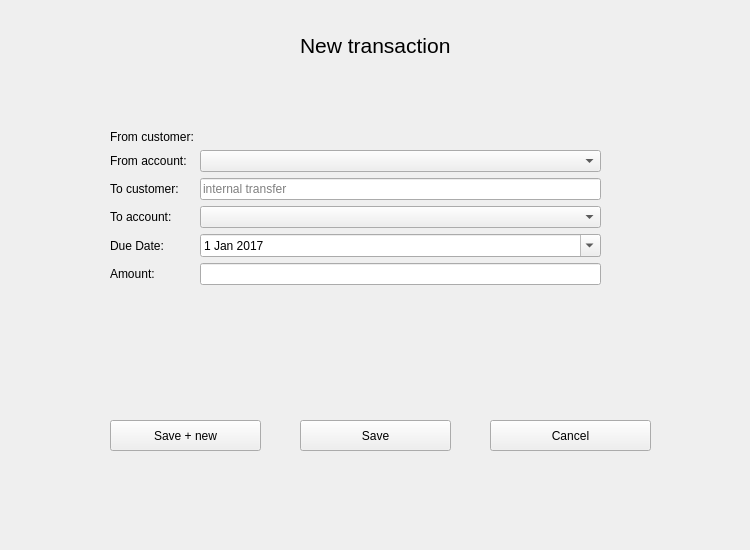
This is transactiondetails.ui in jonathansaetre/BankSystem as Qt 5 draws it before an edit. The edited form follows.
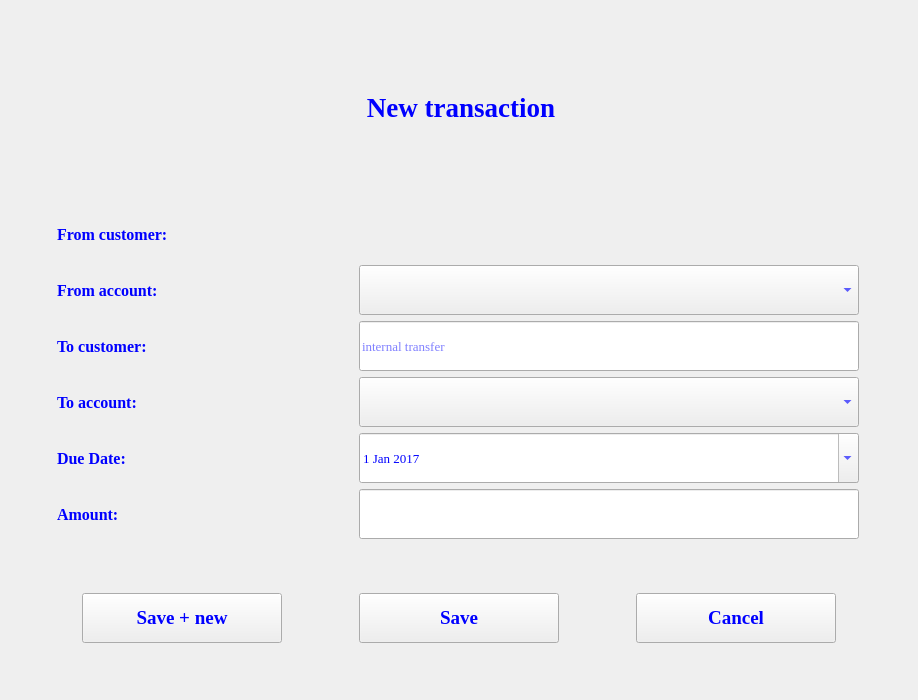
This is the edited form.

Patch:
```diff
--- a/transactiondetails.ui
+++ b/transactiondetails.ui
@@ -6,140 +6,346 @@
    <rect>
     <x>0</x>
     <y>0</y>
-    <width>750</width>
-    <height>550</height>
+    <width>918</width>
+    <height>700</height>
    </rect>
   </property>
+  <property name="minimumSize">
+   <size>
+    <width>900</width>
+    <height>700</height>
+   </size>
+  </property>
+  <property name="maximumSize">
+   <size>
+    <width>918</width>
+    <height>700</height>
+   </size>
+  </property>
   <property name="windowTitle">
    <string>Transaction Details</string>
   </property>
+  <layout class="QVBoxLayout" name="verticalLayout">
+   <item>
   <widget class="QLabel" name="labelNewTransaction">
-   <property name="geometry">
-    <rect>
-     <x>300</x>
-     <y>30</y>
-     <width>161</width>
-     <height>31</height>
-    </rect>
+     <property name="minimumSize">
+      <size>
+       <width>900</width>
+       <height>100</height>
+      </size>
+     </property>
+     <property name="maximumSize">
+      <size>
+       <width>900</width>
+       <height>100</height>
+      </size>
    </property>
    <property name="font">
     <font>
-     <pointsize>16</pointsize>
-    </font>
-   </property>
+       <family>Times New Roman</family>
+       <pointsize>20</pointsize>
+       <weight>75</weight>
+       <bold>true</bold>
+      </font>
+     </property>
+     <property name="styleSheet">
+      <string notr="true">color:blue</string>
+     </property>
    <property name="text">
     <string>New transaction</string>
    </property>
-  </widget>
-  <widget class="QPushButton" name="buttonSave_New">
-   <property name="geometry">
-    <rect>
-     <x>110</x>
-     <y>420</y>
-     <width>151</width>
-     <height>31</height>
-    </rect>
-   </property>
-   <property name="text">
-    <string>Save + new</string>
-   </property>
-  </widget>
-  <widget class="QPushButton" name="buttonCancel">
-   <property name="geometry">
-    <rect>
-     <x>490</x>
-     <y>420</y>
-     <width>161</width>
-     <height>31</height>
-    </rect>
-   </property>
-   <property name="text">
-    <string>Cancel</string>
-   </property>
-  </widget>
-  <widget class="QPushButton" name="buttonSave">
-   <property name="geometry">
-    <rect>
-     <x>300</x>
-     <y>420</y>
-     <width>151</width>
-     <height>31</height>
-    </rect>
-   </property>
-   <property name="text">
-    <string>Save</string>
-   </property>
-  </widget>
-  <widget class="QWidget" name="formLayoutWidget_2">
-   <property name="geometry">
-    <rect>
-     <x>110</x>
-     <y>130</y>
-     <width>491</width>
-     <height>211</height>
-    </rect>
-   </property>
-   <layout class="QFormLayout" name="formLayout_2">
-    <item row="1" column="0">
+     <property name="alignment">
+      <set>Qt::AlignCenter</set>
+     </property>
+    </widget>
+   </item>
+   <item>
+    <layout class="QGridLayout" name="gridLayout">
+     <item row="0" column="0">
      <widget class="QLabel" name="lbFromCust">
+       <property name="minimumSize">
+        <size>
+         <width>250</width>
+         <height>50</height>
+        </size>
+       </property>
+       <property name="maximumSize">
+        <size>
+         <width>200</width>
+         <height>250</height>
+        </size>
+       </property>
+       <property name="font">
+        <font>
+         <family>Times New Roman</family>
+         <pointsize>12</pointsize>
+         <weight>75</weight>
+         <bold>true</bold>
+        </font>
+       </property>
+       <property name="styleSheet">
+        <string notr="true">color:blue</string>
+       </property>
       <property name="text">
        <string>From customer:</string>
       </property>
      </widget>
     </item>
-    <item row="1" column="1">
+     <item row="0" column="1">
      <widget class="QLabel" name="txtFromCust">
+       <property name="minimumSize">
+        <size>
+         <width>500</width>
+         <height>50</height>
+        </size>
+       </property>
+       <property name="maximumSize">
+        <size>
+         <width>500</width>
+         <height>50</height>
+        </size>
+       </property>
+       <property name="font">
+        <font>
+         <family>Times New Roman</family>
+         <pointsize>10</pointsize>
+        </font>
+       </property>
+       <property name="styleSheet">
+        <string notr="true">color:blue</string>
+       </property>
       <property name="text">
        <string/>
       </property>
      </widget>
     </item>
-    <item row="2" column="0">
+     <item row="1" column="0">
      <widget class="QLabel" name="lbFromAcc">
+       <property name="minimumSize">
+        <size>
+         <width>200</width>
+         <height>50</height>
+        </size>
+       </property>
+       <property name="maximumSize">
+        <size>
+         <width>200</width>
+         <height>50</height>
+        </size>
+       </property>
+       <property name="font">
+        <font>
+         <family>Times New Roman</family>
+         <pointsize>12</pointsize>
+         <weight>75</weight>
+         <bold>true</bold>
+        </font>
+       </property>
+       <property name="styleSheet">
+        <string notr="true">color:blue</string>
+       </property>
       <property name="text">
        <string>From account:</string>
       </property>
      </widget>
     </item>
-    <item row="2" column="1">
-     <widget class="QComboBox" name="cbFromAcc"/>
-    </item>
-    <item row="3" column="0">
+     <item row="1" column="1">
+      <widget class="QComboBox" name="cbFromAcc">
+       <property name="minimumSize">
+        <size>
+         <width>500</width>
+         <height>50</height>
+        </size>
+       </property>
+       <property name="maximumSize">
+        <size>
+         <width>500</width>
+         <height>50</height>
+        </size>
+       </property>
+       <property name="font">
+        <font>
+         <family>Times New Roman</family>
+         <pointsize>10</pointsize>
+        </font>
+       </property>
+       <property name="styleSheet">
+        <string notr="true">color:blue</string>
+       </property>
+      </widget>
+     </item>
+     <item row="2" column="0">
      <widget class="QLabel" name="lbToCust">
+       <property name="minimumSize">
+        <size>
+         <width>200</width>
+         <height>50</height>
+        </size>
+       </property>
+       <property name="maximumSize">
+        <size>
+         <width>200</width>
+         <height>50</height>
+        </size>
+       </property>
+       <property name="font">
+        <font>
+         <family>Times New Roman</family>
+         <pointsize>12</pointsize>
+         <weight>75</weight>
+         <bold>true</bold>
+        </font>
+       </property>
+       <property name="styleSheet">
+        <string notr="true">color:blue</string>
+       </property>
       <property name="text">
        <string>To customer:</string>
       </property>
      </widget>
     </item>
-    <item row="4" column="0">
+     <item row="2" column="1">
+      <widget class="QLineEdit" name="leToCust">
+       <property name="minimumSize">
+        <size>
+         <width>500</width>
+         <height>50</height>
+        </size>
+       </property>
+       <property name="maximumSize">
+        <size>
+         <width>500</width>
+         <height>50</height>
+        </size>
+       </property>
+       <property name="font">
+        <font>
+         <family>Times New Roman</family>
+         <pointsize>10</pointsize>
+        </font>
+       </property>
+       <property name="styleSheet">
+        <string notr="true">color:blue</string>
+       </property>
+       <property name="text">
+        <string/>
+       </property>
+       <property name="maxLength">
+        <number>40</number>
+       </property>
+       <property name="placeholderText">
+        <string>internal transfer</string>
+       </property>
+      </widget>
+     </item>
+     <item row="3" column="0">
      <widget class="QLabel" name="lbToAcc">
+       <property name="minimumSize">
+        <size>
+         <width>200</width>
+         <height>50</height>
+        </size>
+       </property>
+       <property name="maximumSize">
+        <size>
+         <width>200</width>
+         <height>50</height>
+        </size>
+       </property>
+       <property name="font">
+        <font>
+         <family>Times New Roman</family>
+         <pointsize>12</pointsize>
+         <weight>75</weight>
+         <bold>true</bold>
+        </font>
+       </property>
+       <property name="styleSheet">
+        <string notr="true">color:blue</string>
+       </property>
       <property name="text">
        <string>To account:</string>
       </property>
      </widget>
     </item>
-    <item row="4" column="1">
-     <widget class="QComboBox" name="cbToAcc"/>
-    </item>
-    <item row="5" column="0">
+     <item row="3" column="1">
+      <widget class="QComboBox" name="cbToAcc">
+       <property name="minimumSize">
+        <size>
+         <width>500</width>
+         <height>50</height>
+        </size>
+       </property>
+       <property name="maximumSize">
+        <size>
+         <width>500</width>
+         <height>50</height>
+        </size>
+       </property>
+       <property name="font">
+        <font>
+         <family>Times New Roman</family>
+         <pointsize>10</pointsize>
+        </font>
+       </property>
+       <property name="styleSheet">
+        <string notr="true">color:blue</string>
+       </property>
+      </widget>
+     </item>
+     <item row="4" column="0">
      <widget class="QLabel" name="lbDate">
+       <property name="minimumSize">
+        <size>
+         <width>200</width>
+         <height>50</height>
+        </size>
+       </property>
+       <property name="maximumSize">
+        <size>
+         <width>200</width>
+         <height>50</height>
+        </size>
+       </property>
+       <property name="font">
+        <font>
+         <family>Times New Roman</family>
+         <pointsize>12</pointsize>
+         <weight>75</weight>
+         <bold>true</bold>
+        </font>
+       </property>
+       <property name="styleSheet">
+        <string notr="true">color:blue</string>
+       </property>
       <property name="text">
        <string>Due Date:</string>
       </property>
      </widget>
     </item>
-    <item row="6" column="0">
-     <widget class="QLabel" name="lbAmount">
-      <property name="text">
-       <string>Amount:</string>
-      </property>
-     </widget>
-    </item>
-    <item row="6" column="1">
-     <widget class="QLineEdit" name="leAmount"/>
-    </item>
-    <item row="5" column="1">
+     <item row="4" column="1">
      <widget class="QDateEdit" name="date">
+       <property name="minimumSize">
+        <size>
+         <width>500</width>
+         <height>50</height>
+        </size>
+       </property>
+       <property name="maximumSize">
+        <size>
+         <width>500</width>
+         <height>50</height>
+        </size>
+       </property>
+       <property name="font">
+        <font>
+         <family>Times New Roman</family>
+         <pointsize>10</pointsize>
+        </font>
+       </property>
+       <property name="styleSheet">
+        <string notr="true">color:blue</string>
+       </property>
       <property name="maximumDate">
        <date>
         <year>2999</year>
@@ -166,21 +372,158 @@
       </property>
      </widget>
     </item>
-    <item row="3" column="1">
-     <widget class="QLineEdit" name="leToCust">
+     <item row="5" column="0">
+      <widget class="QLabel" name="lbAmount">
+       <property name="minimumSize">
+        <size>
+         <width>200</width>
+         <height>50</height>
+        </size>
+       </property>
+       <property name="maximumSize">
+        <size>
+         <width>200</width>
+         <height>50</height>
+        </size>
+       </property>
+       <property name="font">
+        <font>
+         <family>Times New Roman</family>
+         <pointsize>12</pointsize>
+         <weight>75</weight>
+         <bold>true</bold>
+        </font>
+       </property>
+       <property name="styleSheet">
+        <string notr="true">color:blue</string>
+       </property>
       <property name="text">
-       <string/>
-      </property>
-      <property name="maxLength">
-       <number>40</number>
-      </property>
-      <property name="placeholderText">
-       <string>internal transfer</string>
-      </property>
+        <string>Amount:</string>
+       </property>
+      </widget>
+     </item>
+     <item row="5" column="1">
+      <widget class="QLineEdit" name="leAmount">
+       <property name="minimumSize">
+        <size>
+         <width>500</width>
+         <height>50</height>
+        </size>
+       </property>
+       <property name="maximumSize">
+        <size>
+         <width>500</width>
+         <height>50</height>
+        </size>
+       </property>
+       <property name="font">
+        <font>
+         <family>Times New Roman</family>
+         <pointsize>10</pointsize>
+        </font>
+       </property>
+       <property name="styleSheet">
+        <string notr="true">color:blue</string>
+       </property>
      </widget>
     </item>
    </layout>
-  </widget>
+   </item>
+   <item>
+    <layout class="QHBoxLayout" name="horizontalLayout">
+     <item>
+      <widget class="QPushButton" name="buttonSave_New">
+       <property name="minimumSize">
+        <size>
+         <width>200</width>
+         <height>50</height>
+        </size>
+       </property>
+       <property name="maximumSize">
+        <size>
+         <width>200</width>
+         <height>45</height>
+        </size>
+       </property>
+       <property name="font">
+        <font>
+         <family>Times New Roman</family>
+         <pointsize>14</pointsize>
+         <weight>75</weight>
+         <bold>true</bold>
+        </font>
+       </property>
+       <property name="styleSheet">
+        <string notr="true">color:blue</string>
+       </property>
+       <property name="text">
+        <string>Save + new</string>
+       </property>
+      </widget>
+     </item>
+     <item>
+      <widget class="QPushButton" name="buttonSave">
+       <property name="minimumSize">
+        <size>
+         <width>200</width>
+         <height>50</height>
+        </size>
+       </property>
+       <property name="maximumSize">
+        <size>
+         <width>200</width>
+         <height>45</height>
+        </size>
+       </property>
+       <property name="font">
+        <font>
+         <family>Times New Roman</family>
+         <pointsize>14</pointsize>
+         <weight>75</weight>
+         <bold>true</bold>
+        </font>
+       </property>
+       <property name="styleSheet">
+        <string notr="true">color:blue</string>
+       </property>
+       <property name="text">
+        <string>Save</string>
+       </property>
+      </widget>
+     </item>
+     <item>
+      <widget class="QPushButton" name="buttonCancel">
+       <property name="minimumSize">
+        <size>
+         <width>200</width>
+         <height>50</height>
+        </size>
+       </property>
+       <property name="maximumSize">
+        <size>
+         <width>200</width>
+         <height>45</height>
+        </size>
+       </property>
+       <property name="font">
+        <font>
+         <family>Times New Roman</family>
+         <pointsize>14</pointsize>
+         <weight>75</weight>
+         <bold>true</bold>
+        </font>
+       </property>
+       <property name="styleSheet">
+        <string notr="true">color:blue</string>
+       </property>
+       <property name="text">
+        <string>Cancel</string>
+       </property>
+      </widget>
+     </item>
+    </layout>
+   </item>
+  </layout>
   <zorder>labelNewTransaction</zorder>
   <zorder>buttonSave_New</zorder>
   <zorder>buttonCancel</zorder>
```
Left out of the diff: 2 changed lines with no effect on the pictures. Lines whose indentation alone changed are shown as unchanged.
